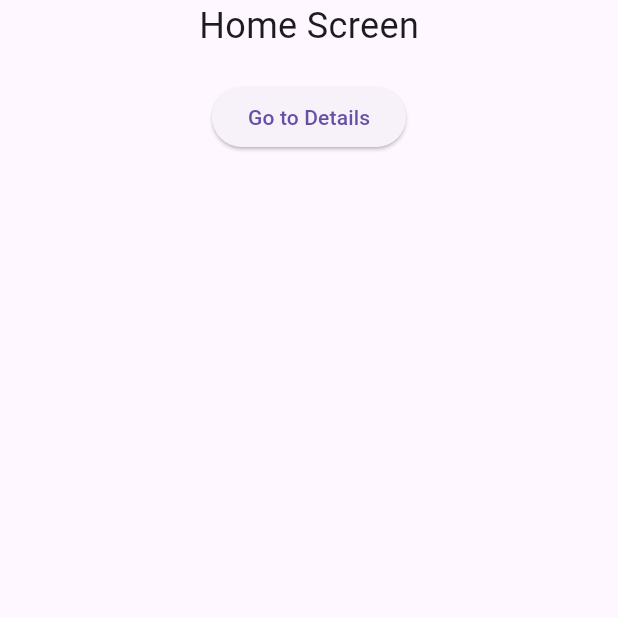
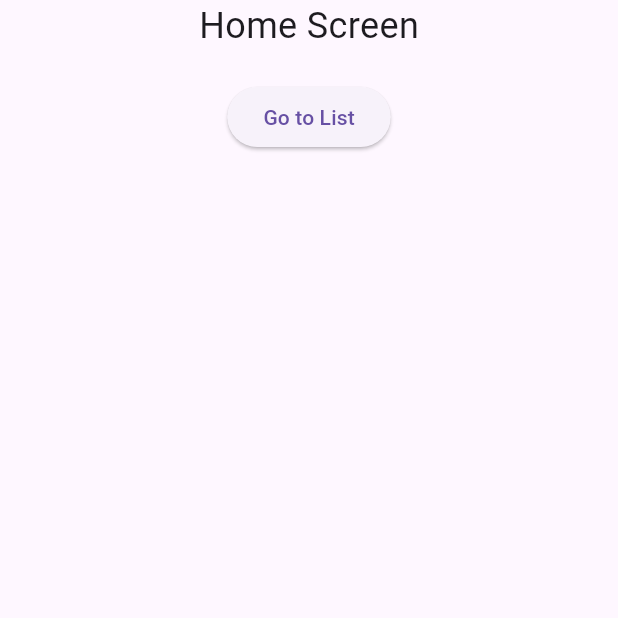
Before and after one commit to djenidisimple/meteoMada, a Flutter app: the screen it shows after launch, on a phone screen of 412 x 824 dp, the top half of it. Run offline on Flutter 3.47's test engine with Material 3 defaults, Android fonts, the phone set to English and light mode, and no system bars.

Commit message:
I try to navigate into page

```diff
--- a/lib/main.dart
+++ b/lib/main.dart
@@ -1,4 +1,5 @@
 import 'package:flutter/material.dart';
+import 'package:meteomada/screens/List.dart';
 import 'screens/home.dart';
 
 void main() {
@@ -15,7 +16,11 @@ class MyApp extends StatelessWidget {
       theme: ThemeData(
         primarySwatch: Colors.blue,
       ),
-      home: const Home(),
+      initialRoute: '/',
+      routes: {
+        '/': (context) => const Home(),
+        '/List': (context) => const List(),
+      },
     );
   }
 }
--- a/lib/screens/Home.dart
+++ b/lib/screens/Home.dart
@@ -16,9 +16,9 @@ class Home extends StatelessWidget {
         Center(
             child: ElevatedButton(
           onPressed: () {
-            // Action when the button is pressed
+            Navigator.pushNamed(context, '/List');
           },
-          child: Text('Go to Details'),
+          child: Text('Go to List'),
         ))
       ],
     ));
```
Also changed, not shown: lib/screens/List.dart (added, +17 -0 lines).
